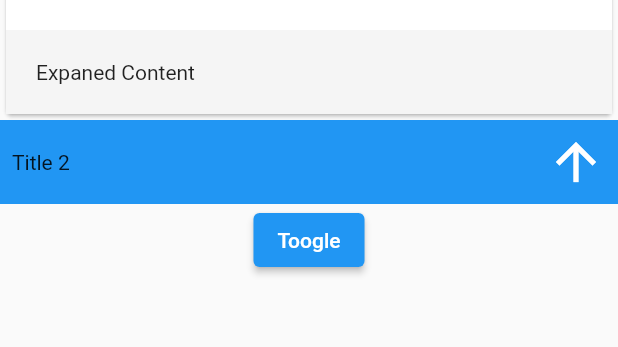
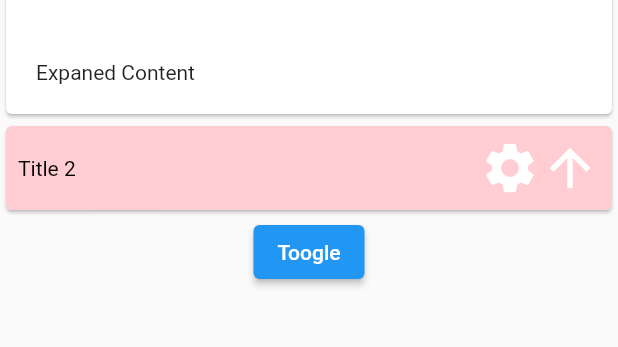
Before and after one commit to datdescartes/expansion_widget, a Flutter app: the screen it shows after launch, on a phone screen of 412 x 824 dp, the part 144-491 px from its top. Run offline on Flutter 3.47's test engine with Material 2 defaults, Android fonts, the phone set to English and light mode, and no system bars.

```diff
--- a/example/lib/main.dart
+++ b/example/lib/main.dart
@@ -1,6 +1,7 @@
+import 'dart:math' as math;
+
 import 'package:expansion_widget/expansion_widget.dart';
 import 'package:flutter/material.dart';
-import 'dart:math' as math;
 
 void main() {
   runApp(MyApp());
@@ -58,19 +59,21 @@ class _HomePageState extends State<HomePage> {
                 },
                 content: Container(
                   width: double.infinity,
-                  color: Colors.grey.shade100,
                   padding: EdgeInsets.all(20),
                   child: Text('Expaned Content'),
                 )),
           ),
-          ExpansionWidget(
+          Card(
+            clipBehavior: Clip.hardEdge,
+            child: ExpansionWidget(
                 onSaveState: (value) => _expanded2 = value,
                 onRestoreState: () => _expanded2,
+                duration: const Duration(seconds: 1),
                 titleBuilder:
                     (_, double easeInValue, bool isExpaned, toogleFunction) {
                   return Material(
-                  color:
-                      Color.lerp(Colors.blue, Colors.lightGreen, easeInValue),
+                    color: Color.lerp(
+                        Colors.red.shade100, Colors.orange, easeInValue),
                     child: InkWell(
                         onTap: () => toogleFunction(animated: true),
                         child: Padding(
@@ -78,24 +81,26 @@ class _HomePageState extends State<HomePage> {
                           child: Row(
                             crossAxisAlignment: CrossAxisAlignment.center,
                             children: [
-                            Expanded(child: Text('Title 2')),
-                            Transform.scale(
-                                scale: easeInValue,
-                                child: Icon(Icons.tag_faces,
-                                    size: 40,
+                              Expanded(
+                                  child: Text('Title 2',
+                                      style: TextStyle(
                                           color: Color.lerp(Colors.black,
-                                        Colors.white, easeInValue))),
+                                              Colors.white, easeInValue)))),
+                              Transform.rotate(
+                                  angle: -math.pi * 2 * (easeInValue),
+                                  child: Icon(Icons.settings,
+                                      size: 40, color: Colors.white)),
                               Container(
-                              color: Colors.yellow,
-                              height: 2,
-                              width: easeInValue * 50,
+                                color: Colors.transparent,
+                                height: 1,
+                                width: easeInValue * math.pi * 40,
                               ),
                               Transform.rotate(
                                 angle: math.pi * (easeInValue + 0.5),
                                 child: Icon(Icons.arrow_back,
                                     size: 40,
-                                  color: Color.lerp(
-                                      Colors.white, Colors.black, easeInValue)),
+                                    color: Color.lerp(Colors.white,
+                                        Colors.black, easeInValue)),
                                 alignment: Alignment.center,
                               )
                             ],
@@ -105,17 +110,18 @@ class _HomePageState extends State<HomePage> {
                 },
                 content: Container(
                   width: double.infinity,
-                color: Colors.lightGreen,
+                  color: Colors.orange,
                   padding: EdgeInsets.all(20),
                   child: Text('Expaned Content'),
                 )),
+          ),
           ElevatedButton(
               onPressed: () {
                 setState(() {
                   _expanded2 = !(_expanded2 ?? false);
                 });
               },
-              child: Text('Toogle'))
+              child: Text('Toogle')),
         ],
       ),
     );
--- a/lib/expansion_widget.dart
+++ b/lib/expansion_widget.dart
@@ -2,8 +2,6 @@ library expansion_widget;
 
 import 'package:flutter/material.dart';
 import 'package:flutter/widgets.dart';
-
-const Duration _kExpand = Duration(milliseconds: 200);
 
 /// A widget with a customizable title that can expands or collapses
 /// the widget to reveal or hide the [content].
@@ -17,19 +15,29 @@ class ExpansionWidget extends StatefulWidget {
     required this.content,
     this.initiallyExpanded = false,
     this.maintainState = false,
-    this.expandedAlignment,
+    this.expandedAlignment = Alignment.center,
     this.onSaveState,
     this.onRestoreState,
+    this.duration = const Duration(milliseconds: 200),
   }) : super(key: key);
 
   /// The builder of title.
   ///
-  /// Typically a [Button] widget that call [toogleFunction] when pressed.
+  /// Typically a [Button] widget that call [toggleFunction] when pressed.
   final Widget Function(double animationValue, double easeInValue,
-      bool isExpaned, Function({bool animated}) toogleFunction) titleBuilder;
+      bool isExpanded, Function({bool animated}) toggleFunction) titleBuilder;
 
+  /// Function to save expansion state
+  /// Called when expansion state changed
   final void Function(bool isExpanded)? onSaveState;
+
+  /// function to restore expansion state.
+  /// Return null if there is no state to store;
+  /// in this case, [initiallyExpanded] will be used
   final bool? Function()? onRestoreState;
+
+  /// The length of time of animation
+  final Duration duration;
 
   /// Called when the widget expands or collapses.
   ///
@@ -60,9 +68,7 @@ class ExpansionWidget extends StatefulWidget {
   ///
   /// Modifying this property controls the alignment of the column within the
   /// expanded expansionWidget.
-  ///
-  /// When the value is null, the value of `expandedAlignment` is [Alignment.center].
-  final Alignment? expandedAlignment;
+  final Alignment expandedAlignment;
 
   @override
   _ExpansionWidgetState createState() => _ExpansionWidgetState();
@@ -81,7 +87,7 @@ class _ExpansionWidgetState extends State<ExpansionWidget>
   @override
   void initState() {
     super.initState();
-    _controller = AnimationController(duration: _kExpand, vsync: this);
+    _controller = AnimationController(duration: widget.duration, vsync: this);
     _heightFactor = _controller.drive(_easeInTween);
 
     _isExpanded = widget.onRestoreState?.call() ?? widget.initiallyExpanded;
@@ -142,7 +148,7 @@ class _ExpansionWidgetState extends State<ExpansionWidget>
             _controller.value, _heightFactor.value, _isExpanded, toggle),
         ClipRect(
           child: Align(
-            alignment: widget.expandedAlignment ?? Alignment.center,
+            alignment: widget.expandedAlignment,
             heightFactor: _heightFactor.value,
             child: child,
           ),
@@ -154,6 +160,9 @@ class _ExpansionWidgetState extends State<ExpansionWidget>
   @override
   void didUpdateWidget(ExpansionWidget oldWidget) {
     super.didUpdateWidget(oldWidget);
+    if (oldWidget.duration != widget.duration) {
+      _controller.duration = widget.duration;
+    }
     final expand = widget.onRestoreState?.call();
     if (expand != null && expand != _isExpanded) {
       toggle();
```
Also changed, not shown: demo.gif, example/pubspec.lock, 2 other files. Lines whose indentation alone changed are shown as unchanged.
